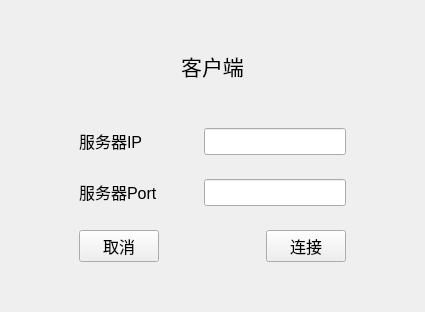
First picture: the form in 11_TCP/TCPClient/TCPClient/widget.ui, repository vectorxxxx/19-QT, before the edit.
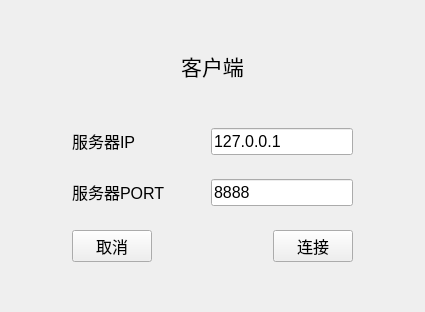
Second picture: the form after the edit.

The edit to the form file:
```diff
--- a/11_TCP/TCPClient/TCPClient/widget.ui
+++ b/11_TCP/TCPClient/TCPClient/widget.ui
@@ -10,6 +10,18 @@
     <height>312</height>
    </rect>
   </property>
+  <property name="minimumSize">
+   <size>
+    <width>425</width>
+    <height>312</height>
+   </size>
+  </property>
+  <property name="maximumSize">
+   <size>
+    <width>425</width>
+    <height>312</height>
+   </size>
+  </property>
   <property name="windowTitle">
    <string>Widget</string>
   </property>
@@ -98,6 +110,9 @@
              <pointsize>12</pointsize>
             </font>
            </property>
+           <property name="text">
+            <string>127.0.0.1</string>
+           </property>
           </widget>
          </item>
         </layout>
@@ -120,7 +135,7 @@
          <item>
           <widget class="QLabel" name="label_3">
            <property name="text">
-            <string>&lt;html&gt;&lt;head/&gt;&lt;body&gt;&lt;p&gt;&lt;span style=&quot; font-size:12pt;&quot;&gt;服务器Port&lt;/span&gt;&lt;/p&gt;&lt;/body&gt;&lt;/html&gt;</string>
+            <string>&lt;html&gt;&lt;head/&gt;&lt;body&gt;&lt;p&gt;&lt;span style=&quot; font-size:12pt;&quot;&gt;服务器PORT&lt;/span&gt;&lt;/p&gt;&lt;/body&gt;&lt;/html&gt;</string>
            </property>
           </widget>
          </item>
@@ -144,6 +159,9 @@
              <pointsize>12</pointsize>
             </font>
            </property>
+           <property name="text">
+            <string>8888</string>
+           </property>
           </widget>
          </item>
         </layout>
```
